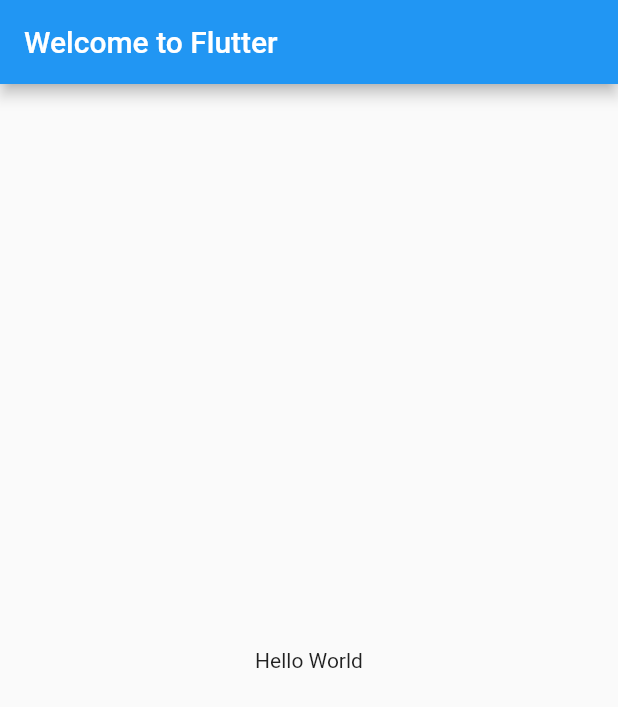
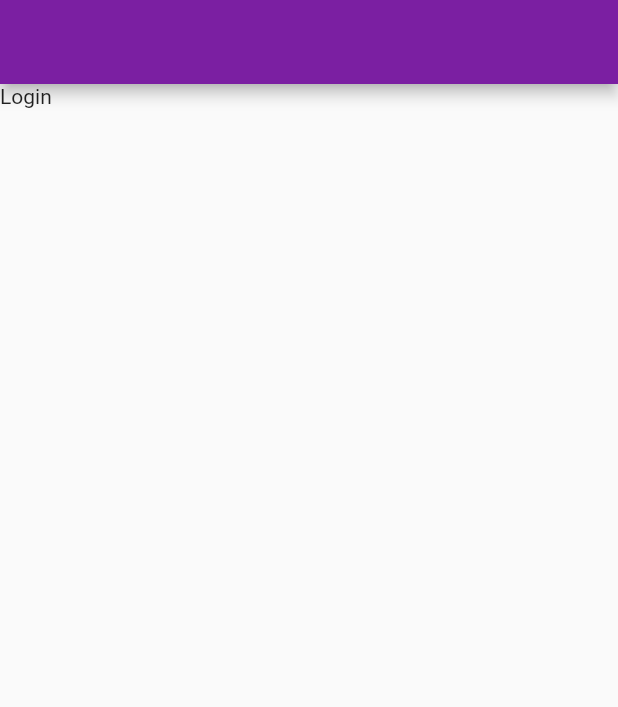
Before and after one commit to Lucasbk2/ajuda-ai-frontend, a Flutter app: the screen it shows after launch, on a phone screen of 412 x 824 dp. Shown: the top 707 px of the screen. Run offline on Flutter 3.47's test engine with Material 2 defaults, Android fonts, the light colour scheme and no system bars.

Commit message:
Estutura de Projeto I

```diff
--- a/ajudaai/lib/main.dart
+++ b/ajudaai/lib/main.dart
@@ -1,24 +1,8 @@
 import 'package:flutter/material.dart';
+import 'screens/login/login_page.dart';
 //import 'package:graphql_flutter/graphql_flutter.dart';
 
-void main() => runApp(MyApp());
+void main() {
+  runApp(LoginPageView());
 
-class MyApp extends StatelessWidget {
-
-//final HttpLink httpLink = new HttpLink(url: "https://graphqlzero.almansi.me/api");
-
-  @override
-  Widget build(BuildContext context) {
-    return MaterialApp(
-      title: 'Welcome to Flutter',
-      home: Scaffold(
-        appBar: AppBar(
-          title: Text('Welcome to Flutter'),
-        ),
-        body: Center(
-          child: Text('Hello World'),
-        ),
-      ),
-    );
-  }
 }
--- /dev/null
+++ b/ajudaai/lib/screens/login/login_page.dart
@@ -0,0 +1,25 @@
+import 'package:flutter/material.dart';
+
+class LoginPageView extends StatelessWidget {
+
+//final HttpLink httpLink = new HttpLink(url: "https://graphqlzero.almansi.me/api");
+
+  @override
+  Widget build(BuildContext context) {
+    return MaterialApp(
+      home: Scaffold(
+        appBar: AppBar(
+          backgroundColor: Colors.purple[700],
+          // title: Text('Welcome to Flutter'),
+        ),
+        body: Column( children: [
+          Row(children: [
+            Column( children:[
+              Text("Login"),
+          ],)
+          ],)
+        ],)
+      ),
+    );
+  }
+}
```
Also changed, not shown: ajudaai/lib/screens/login/login_bloc.dart (added), ajudaai/lib/screens/login/login_modules.dart (added), ajudaai/lib/shared/services.dart (added).
